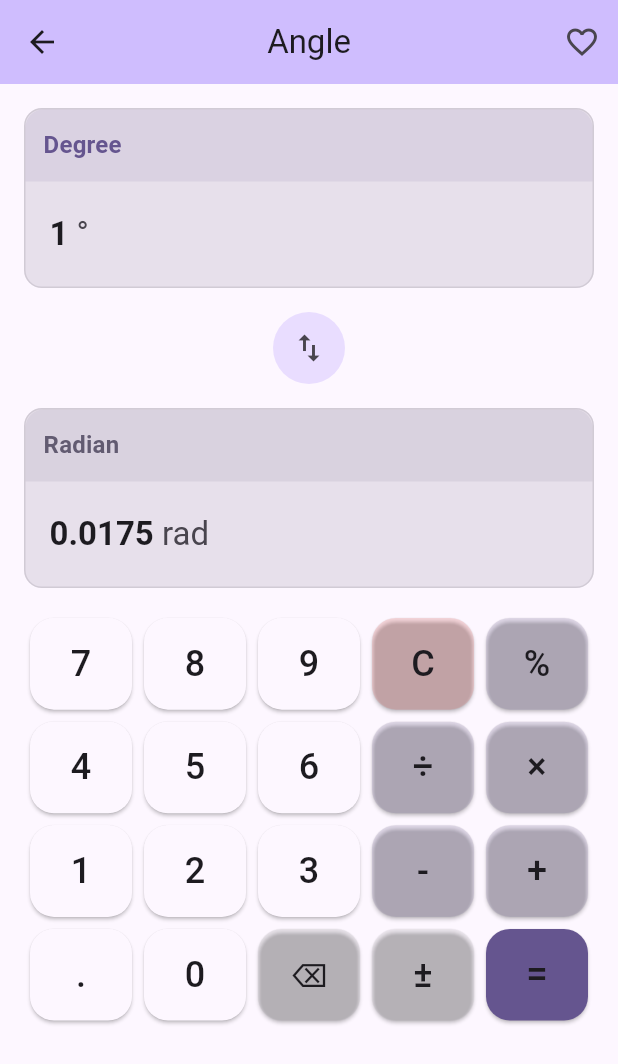
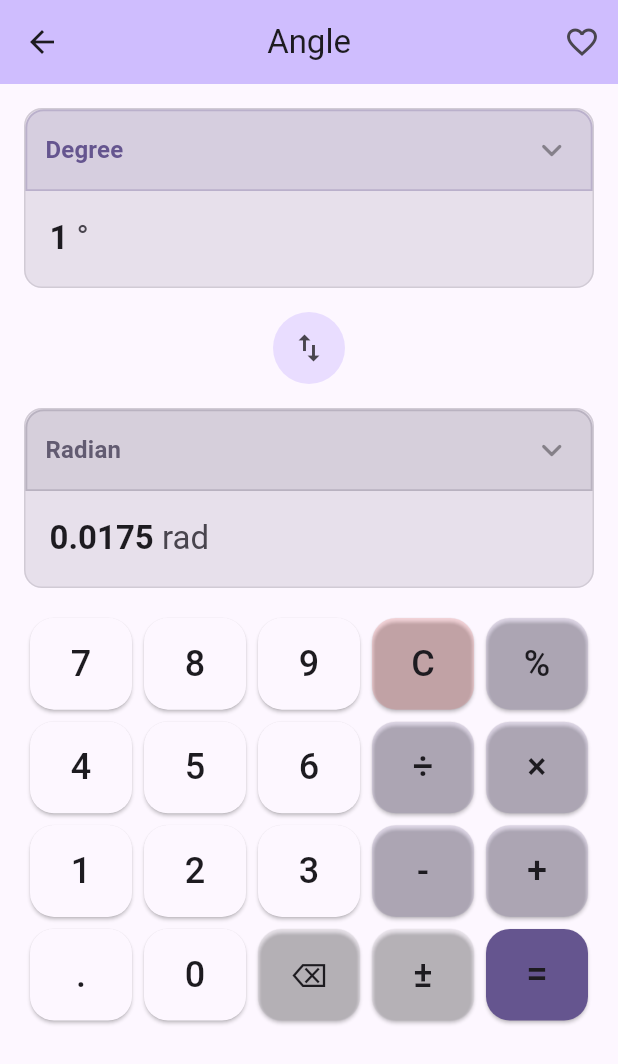
Before and after one commit to ycforward/omnibus_converter, a Flutter app: the screen it shows after launch, after a tap on "Angle", on a phone screen of 412 x 824 dp. Shown: the top 1064 px of the screen. Run offline on Flutter 3.47's test engine with Material 3 defaults, Android fonts, the phone set to English and light mode, and no system bars; our stand-ins replace flutter_dotenv, math_expressions, shared_preferences; network calls fail.

Commit message:
Fix temperature conversion for 0 input; add chevron-down icon and increase contrast for unit selector bar

```diff
--- a/lib/screens/converter_screen.dart
+++ b/lib/screens/converter_screen.dart
@@ -204,27 +204,16 @@ class _ConverterScreenState extends State<ConverterScreen> {
   }
 
   void _convertLive(String value) {
-    // Handle empty value
-    if (value.isEmpty) {
-      setState(() {
-        _result = '';
-      });
-      return;
-    }
-
-    final input = double.tryParse(value);
+    final input = double.tryParse(value.isEmpty ? '0' : value);
     if (input == null) {
       setState(() {
         _result = '';
       });
       return;
     }
-
-    // Always perform conversion, even for 0 (e.g., 0°C = 32°F)
     setState(() {
       _isLoading = true;
     });
-
     _performConversion(input);
   }
 
@@ -660,18 +649,32 @@ class _ConverterScreenState extends State<ConverterScreen> {
                         width: double.infinity,
                         padding: const EdgeInsets.all(12),
                         decoration: BoxDecoration(
-                          color: Theme.of(context).colorScheme.primary.withOpacity(0.1),
+                          color: Theme.of(context).colorScheme.primary.withOpacity(0.13), // slightly more contrast
                           borderRadius: const BorderRadius.only(
                             topLeft: Radius.circular(12),
                             topRight: Radius.circular(12),
                           ),
+                          border: Border.all(
+                            color: Theme.of(context).colorScheme.primary.withOpacity(0.25),
+                            width: 1.2,
                           ),
-                        child: Text(
+                        ),
+                        child: Row(
+                          mainAxisAlignment: MainAxisAlignment.spaceBetween,
+                          children: [
+                            Text(
                               _getUnitFullName(_fromUnit),
                               style: Theme.of(context).textTheme.titleMedium?.copyWith(
                                 color: Theme.of(context).colorScheme.primary,
                                 fontWeight: FontWeight.w600,
                               ),
+                            ),
+                            const Icon(
+                              Icons.keyboard_arrow_down_rounded,
+                              color: Colors.black38,
+                              size: 28,
+                            ),
+                          ],
                         ),
                       ),
                     ),
@@ -776,18 +779,32 @@ class _ConverterScreenState extends State<ConverterScreen> {
                         width: double.infinity,
                         padding: const EdgeInsets.all(12),
                         decoration: BoxDecoration(
-                          color: Theme.of(context).colorScheme.secondary.withOpacity(0.1),
+                          color: Theme.of(context).colorScheme.secondary.withOpacity(0.13), // slightly more contrast
                           borderRadius: const BorderRadius.only(
                             topLeft: Radius.circular(12),
                             topRight: Radius.circular(12),
                           ),
+                          border: Border.all(
+                            color: Theme.of(context).colorScheme.secondary.withOpacity(0.25),
+                            width: 1.2,
                           ),
-                        child: Text(
+                        ),
+                        child: Row(
+                          mainAxisAlignment: MainAxisAlignment.spaceBetween,
+                          children: [
+                            Text(
                               _getUnitFullName(_toUnit),
                               style: Theme.of(context).textTheme.titleMedium?.copyWith(
                                 color: Theme.of(context).colorScheme.secondary,
                                 fontWeight: FontWeight.w600,
                               ),
+                            ),
+                            const Icon(
+                              Icons.keyboard_arrow_down_rounded,
+                              color: Colors.black38,
+                              size: 28,
+                            ),
+                          ],
                         ),
                       ),
                     ),
```
Lines whose indentation alone changed are shown as unchanged.
